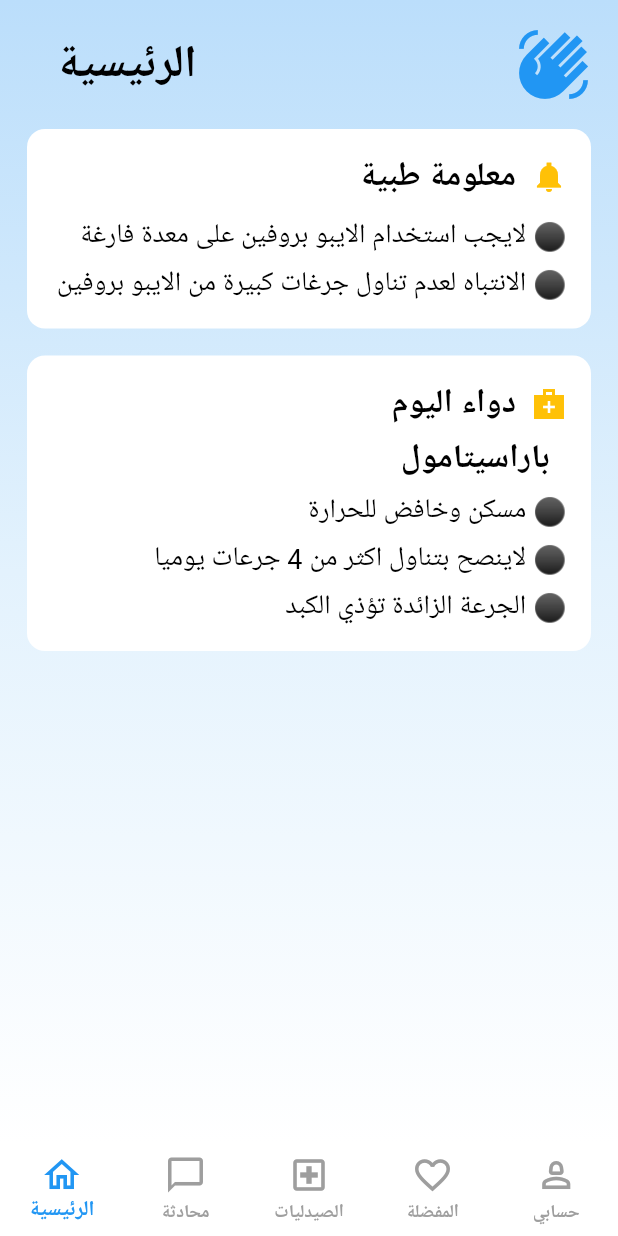
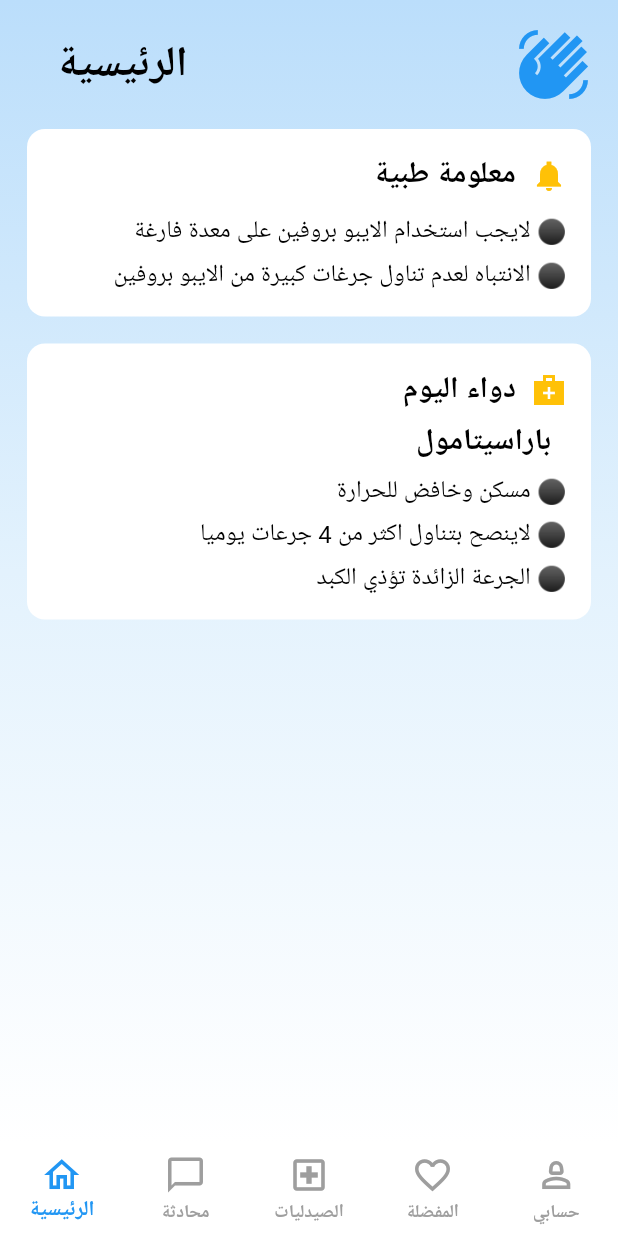
Before and after one commit to salimo2002/doctorapp, a Flutter app: the screen it shows after launch, on a phone screen of 412 x 824 dp. Run offline on Flutter 3.47's test engine with Material 3 defaults, Android fonts, the phone set to English and light mode, and no system bars.

Commit message:
Edit Font Size

```diff
--- a/lib/view/home_view.dart
+++ b/lib/view/home_view.dart
@@ -19,7 +19,7 @@ class HomeView extends StatelessWidget {
                 SizedBox(width: 20),
                 Text(
                   'الرئيسية',
-                  style: AppStyle.customText(context, 30, FontWeight.bold),
+                  style: AppStyle.customText(context, 28, FontWeight.bold),
                 ),
                 Spacer(),
                 Icon(
@@ -38,13 +38,13 @@ class HomeView extends StatelessWidget {
                 SizedBox(height: 10),
                 Text(
                   '⚫️ لايجب استخدام الايبو بروفين على معدة فارغة',
-                  style: AppStyle.customText(context, 18, FontWeight.normal),
+                  style: AppStyle.customText(context, 16, FontWeight.normal),
                   textDirection: TextDirection.rtl,
                 ),
                 SizedBox(height: 5),
                 Text(
                   '⚫️ الانتباه لعدم تناول جرغات كبيرة من الايبو بروفين',
-                  style: AppStyle.customText(context, 18, FontWeight.normal),
+                  style: AppStyle.customText(context, 16, FontWeight.normal),
                   textDirection: TextDirection.rtl,
                 ),
               ],
@@ -58,24 +58,24 @@ class HomeView extends StatelessWidget {
                 SizedBox(height: 5),
                 Text(
                   'باراسيتامول  ',
-                  style: AppStyle.customText(context, 22, FontWeight.bold),
+                  style: AppStyle.customText(context, 20, FontWeight.bold),
                 ),
                 SizedBox(height: 5),
                 Text(
                   '⚫️ مسكن وخافض للحرارة',
-                  style: AppStyle.customText(context, 18, FontWeight.normal),
+                  style: AppStyle.customText(context, 16, FontWeight.normal),
                   textDirection: TextDirection.rtl,
                 ),
                 SizedBox(height: 5),
                 Text(
                   '⚫️ لاينصح بتناول اكثر من 4 جرعات يوميا',
-                  style: AppStyle.customText(context, 18, FontWeight.normal),
+                  style: AppStyle.customText(context, 16, FontWeight.normal),
                   textDirection: TextDirection.rtl,
                 ),
                 SizedBox(height: 5),
                 Text(
                   '⚫️ الجرعة الزائدة تؤذي الكبد',
-                  style: AppStyle.customText(context, 18, FontWeight.normal),
+                  style: AppStyle.customText(context, 16, FontWeight.normal),
                   textDirection: TextDirection.rtl,
                 ),
               ],
--- a/lib/widgets/info_label.dart
+++ b/lib/widgets/info_label.dart
@@ -13,7 +13,7 @@ class InfoLabel extends StatelessWidget {
       children: [
         Text(
           label,
-          style: AppStyle.customText(context, 22, FontWeight.bold),
+          style: AppStyle.customText(context, 20, FontWeight.bold),
         ),
         Icon(icon, color: Colors.amber),
       ],
```
